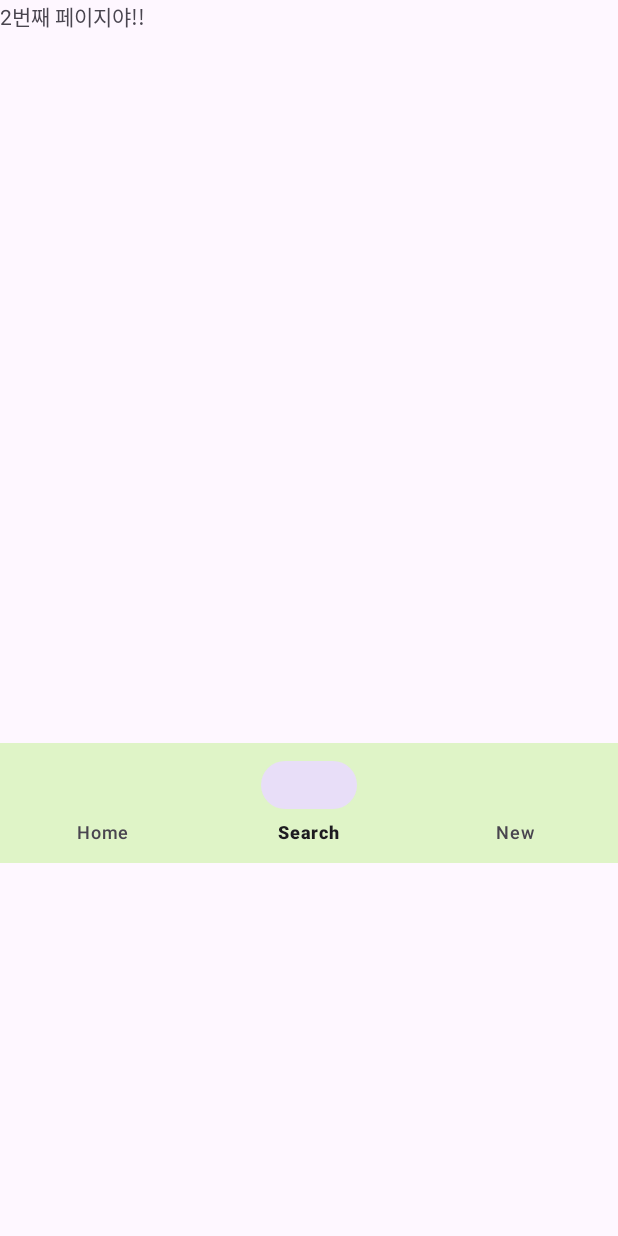
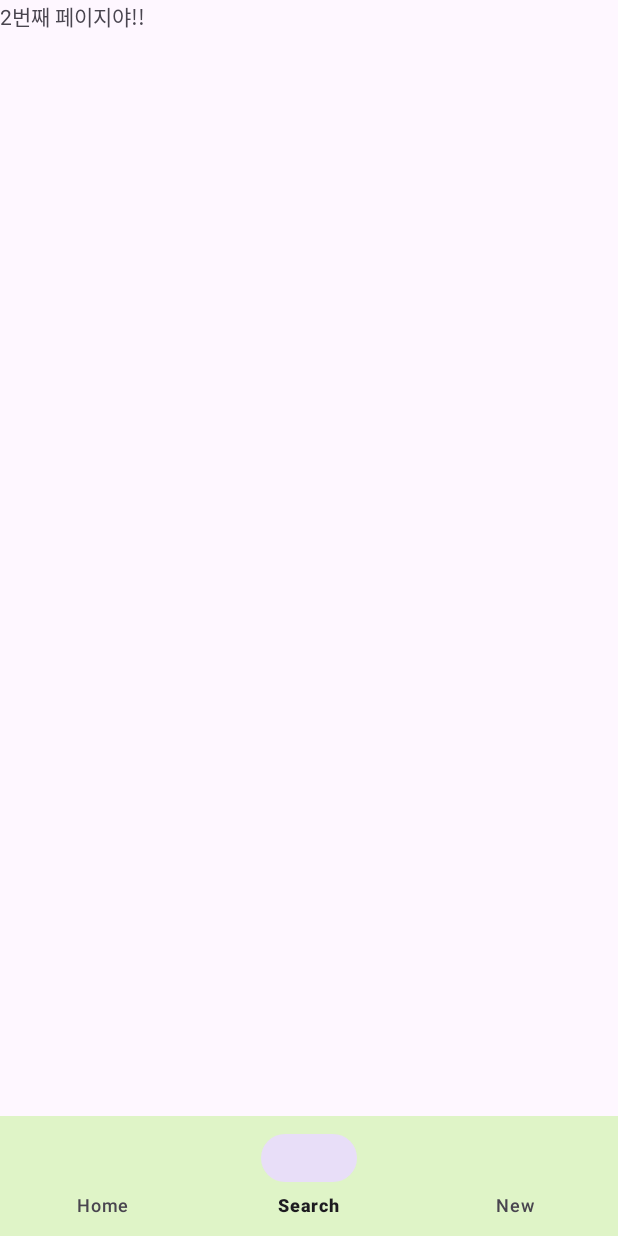
Before and after one commit to txxnrd/My_Application, an Android app: the screen it shows after launch (MainActivity), item 2 of the bottom bar chosen, on a phone screen of 412 x 824 dp. Run offline under Robolectric (Android 15) with nearby library versions, the phone set to English and light mode, and no system bars.

Commit message:
오늘도 내일도 화이팅~!~!

```diff
--- a/app/src/main/res/layout/activity_main.xml
+++ b/app/src/main/res/layout/activity_main.xml
@@ -10,8 +10,8 @@
     <FrameLayout
         android:id="@+id/containers"
         android:layout_width="match_parent"
-        android:layout_height="495dp"></FrameLayout>
-
+        android:layout_height="0dp"
+        android:layout_weight="1"></FrameLayout>
 
     <com.google.android.material.bottomnavigation.BottomNavigationView
         android:id="@+id/Smenu"
@@ -22,5 +22,4 @@
         app:labelVisibilityMode="labeled"
         app:menu="@menu/smenu" />
 
-
 </LinearLayout>
--- a/app/src/main/res/layout/fragment_1.xml
+++ b/app/src/main/res/layout/fragment_1.xml
@@ -3,6 +3,7 @@
     xmlns:tools="http://schemas.android.com/tools"
     android:layout_width="match_parent"
     android:layout_height="match_parent"
+    android:orientation="vertical"
     tools:context=".BlankFragment">
 
     <TextView
```
